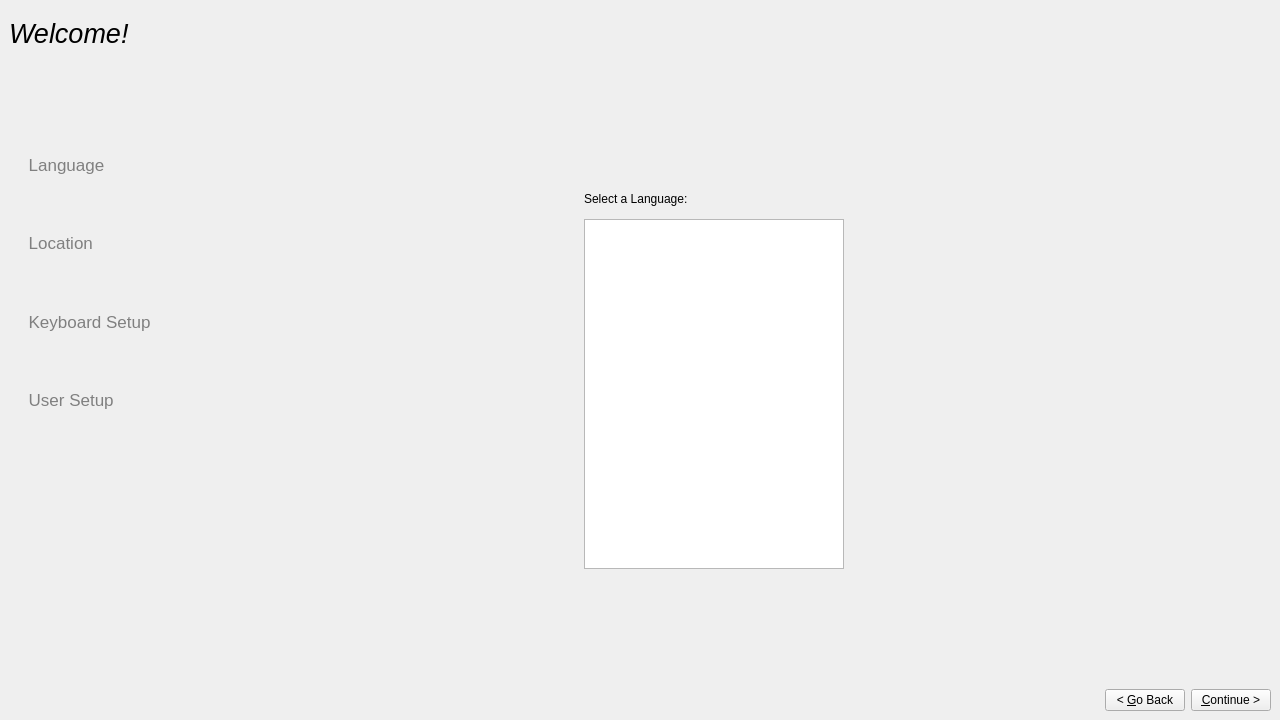
First picture: the form in gui/qt/sysconf.ui, repository chenhan1218/ubiquity, before the edit.
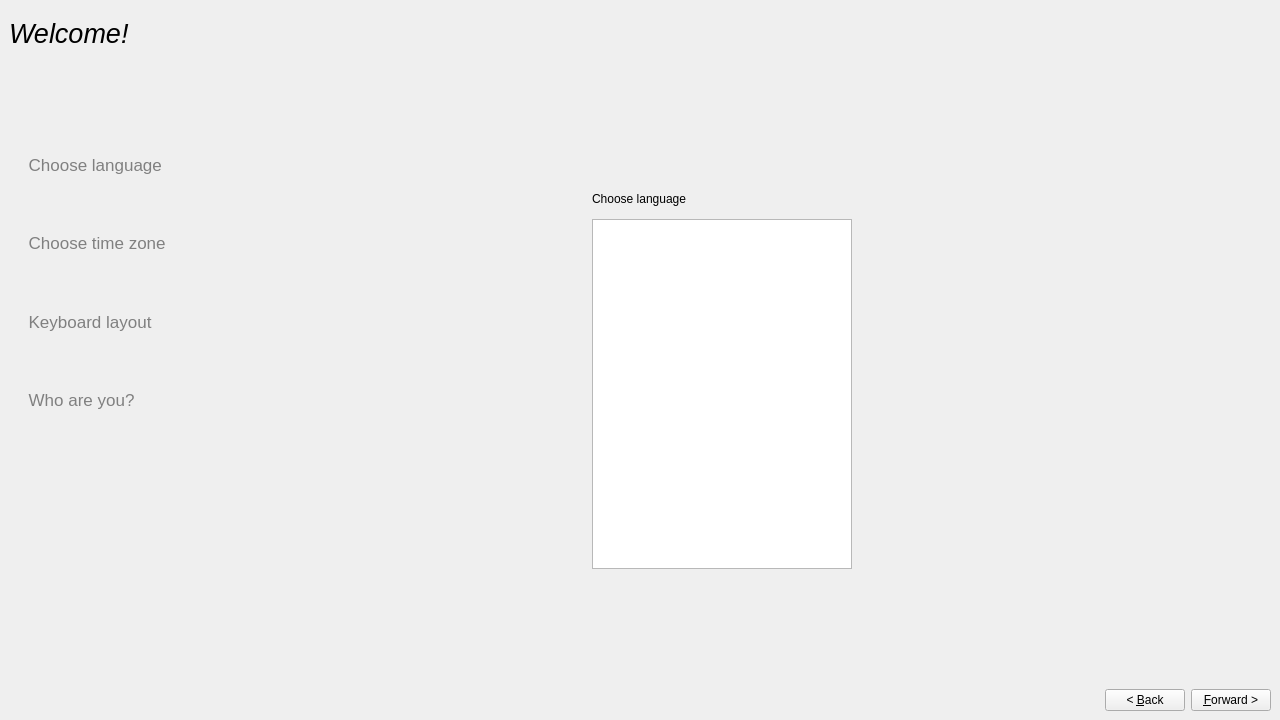
Second picture: the form after the edit.

The edit to the form file:
```diff
--- a/gui/qt/sysconf.ui
+++ b/gui/qt/sysconf.ui
@@ -115,7 +115,7 @@
           </sizepolicy>
          </property>
          <property name="text" >
-          <string>Select a Language:</string>
+          <string>Choose language</string>
          </property>
         </widget>
        </item>
@@ -1028,14 +1028,14 @@
      <item>
       <widget class="QPushButton" name="button_back" >
        <property name="text" >
-        <string>&lt; &amp;Go Back</string>
+        <string>&lt; &amp;Back</string>
        </property>
       </widget>
      </item>
      <item>
       <widget class="QPushButton" name="button_next" >
        <property name="text" >
-        <string>&amp;Continue ></string>
+        <string>&amp;Forward ></string>
        </property>
       </widget>
      </item>
@@ -1189,17 +1189,17 @@
         <string>&lt;html>&lt;head>&lt;meta name="qrichtext" content="1" />&lt;style type="text/css">
 p, li { white-space: pre-wrap; }
 &lt;/style>&lt;/head>&lt;body style=" font-family:'Sans Serif'; font-size:9pt; font-weight:400; font-style:normal; text-decoration:none;">
-&lt;p style=" margin-top:0px; margin-bottom:0px; margin-left:0px; margin-right:0px; -qt-block-indent:0; text-indent:0px;">  &lt;span style=" font-size:13pt; color:gray;">Keyboard Setup&lt;/span>&lt;/p>&lt;/body>&lt;/html></string>
+&lt;p style=" margin-top:0px; margin-bottom:0px; margin-left:0px; margin-right:0px; -qt-block-indent:0; text-indent:0px;">  &lt;span style=" font-size:13pt; color:gray;">Keyboard layout&lt;/span>&lt;/p>&lt;/body>&lt;/html></string>
        </property>
       </widget>
      </item>
      <item row="0" column="1" >
-      <widget class="QLabel" name="step_name_lang" >
+      <widget class="QLabel" name="language_heading_label" >
        <property name="text" >
         <string>&lt;html>&lt;head>&lt;meta name="qrichtext" content="1" />&lt;style type="text/css">
 p, li { white-space: pre-wrap; }
 &lt;/style>&lt;/head>&lt;body style=" font-family:'Sans Serif'; font-size:9pt; font-weight:400; font-style:normal; text-decoration:none;">
-&lt;p style=" margin-top:0px; margin-bottom:0px; margin-left:0px; margin-right:0px; -qt-block-indent:0; text-indent:0px;">  &lt;span style=" font-size:13pt; color:gray;">Language&lt;/span>&lt;/p>&lt;/body>&lt;/html></string>
+&lt;p style=" margin-top:0px; margin-bottom:0px; margin-left:0px; margin-right:0px; -qt-block-indent:0; text-indent:0px;">  &lt;span style=" font-size:13pt; color:gray;">Choose language&lt;/span>&lt;/p>&lt;/body>&lt;/html></string>
        </property>
       </widget>
      </item>
@@ -1216,7 +1216,7 @@
         <string>&lt;html>&lt;head>&lt;meta name="qrichtext" content="1" />&lt;style type="text/css">
 p, li { white-space: pre-wrap; }
 &lt;/style>&lt;/head>&lt;body style=" font-family:'Sans Serif'; font-size:9pt; font-weight:400; font-style:normal; text-decoration:none;">
-&lt;p style=" margin-top:0px; margin-bottom:0px; margin-left:0px; margin-right:0px; -qt-block-indent:0; text-indent:0px;">  &lt;span style=" font-size:13pt; color:gray;">Location&lt;/span>&lt;/p>&lt;/body>&lt;/html></string>
+&lt;p style=" margin-top:0px; margin-bottom:0px; margin-left:0px; margin-right:0px; -qt-block-indent:0; text-indent:0px;">  &lt;span style=" font-size:13pt; color:gray;">Choose time zone&lt;/span>&lt;/p>&lt;/body>&lt;/html></string>
        </property>
       </widget>
      </item>
@@ -1233,7 +1233,7 @@
         <string>&lt;html>&lt;head>&lt;meta name="qrichtext" content="1" />&lt;style type="text/css">
 p, li { white-space: pre-wrap; }
 &lt;/style>&lt;/head>&lt;body style=" font-family:'Sans Serif'; font-size:9pt; font-weight:400; font-style:normal; text-decoration:none;">
-&lt;p style=" margin-top:0px; margin-bottom:0px; margin-left:0px; margin-right:0px; -qt-block-indent:0; text-indent:0px;">  &lt;span style=" font-size:13pt; color:gray;">User Setup&lt;/span>&lt;/p>&lt;/body>&lt;/html></string>
+&lt;p style=" margin-top:0px; margin-bottom:0px; margin-left:0px; margin-right:0px; -qt-block-indent:0; text-indent:0px;">  &lt;span style=" font-size:13pt; color:gray;">Who are you?&lt;/span>&lt;/p>&lt;/body>&lt;/html></string>
        </property>
       </widget>
      </item>
```
Left out of the diff: 34 changed lines with no effect on the pictures.
